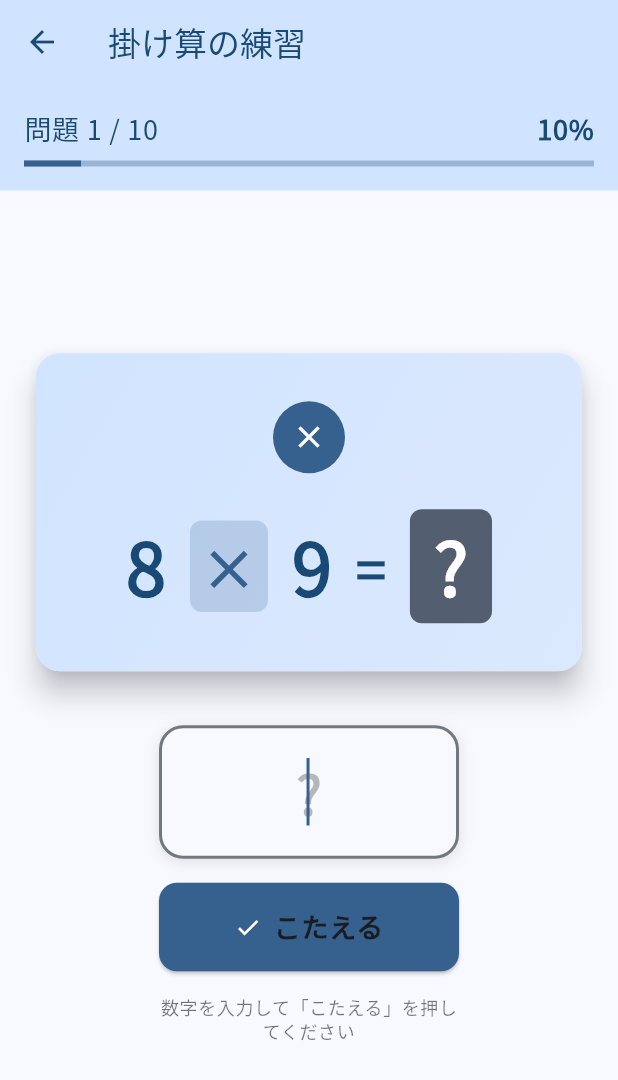
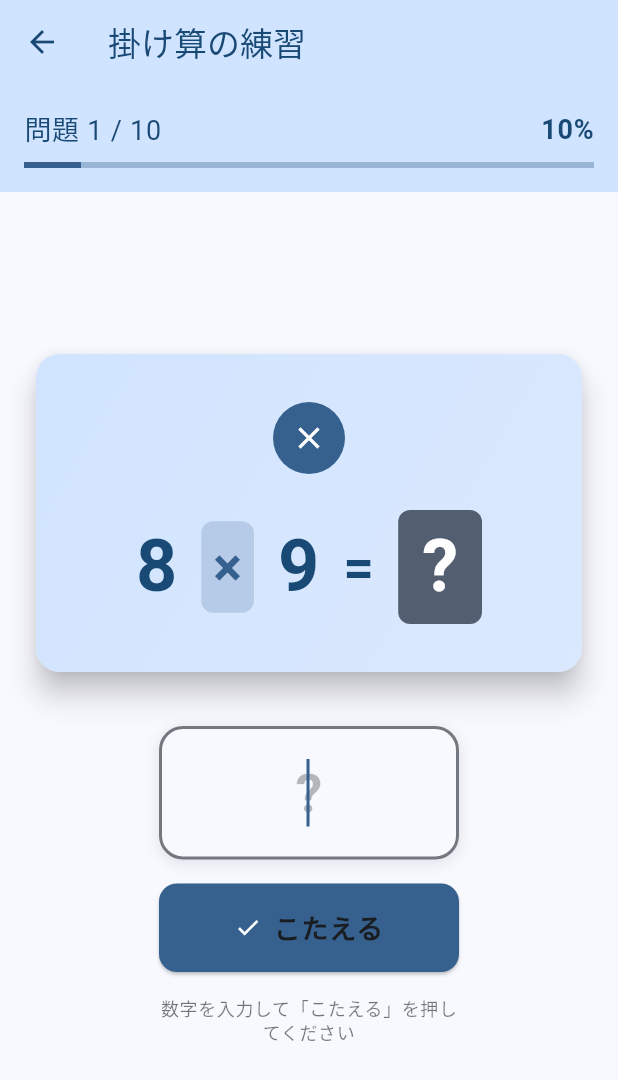
Before and after one commit to takaknee/syonan-app, a Flutter app: the screen it shows after launch, after a tap on "掛け算", on a phone screen of 412 x 824 dp. Shown: the top 1080 px of the screen. Run offline on Flutter 3.47's test engine with Material 3 defaults, Android fonts, the phone set to English and light mode, and no system bars; our stand-ins replace shared_preferences.

Commit message:
Remove non-existent asset references and custom font dependencies
Co-authored-by: takaknee <118704817+takaknee@users.noreply.github.com>

```diff
--- a/lib/main.dart
+++ b/lib/main.dart
@@ -41,25 +41,20 @@ class SyonanApp extends StatelessWidget {
             headlineLarge: TextStyle(
               fontSize: 32,
               fontWeight: FontWeight.bold,
-              fontFamily: 'NotoSansJP',
             ),
             headlineMedium: TextStyle(
               fontSize: 28,
               fontWeight: FontWeight.bold,
-              fontFamily: 'NotoSansJP',
             ),
             headlineSmall: TextStyle(
               fontSize: 24,
               fontWeight: FontWeight.bold,
-              fontFamily: 'NotoSansJP',
             ),
             bodyLarge: TextStyle(
               fontSize: 18,
-              fontFamily: 'NotoSansJP',
             ),
             bodyMedium: TextStyle(
               fontSize: 16,
-              fontFamily: 'NotoSansJP',
             ),
           ),
           // 子供向けのボタンスタイル（大きめのタッチターゲット）
@@ -69,7 +64,6 @@ class SyonanApp extends StatelessWidget {
               textStyle: const TextStyle(
                 fontSize: 18,
                 fontWeight: FontWeight.bold,
-                fontFamily: 'NotoSansJP',
               ),
               shape: RoundedRectangleBorder(
                 borderRadius: BorderRadius.circular(16),
```
Also changed, not shown: lib/utils/constants.dart (+0 -12 lines), pubspec.yaml (+0 -14 lines).
